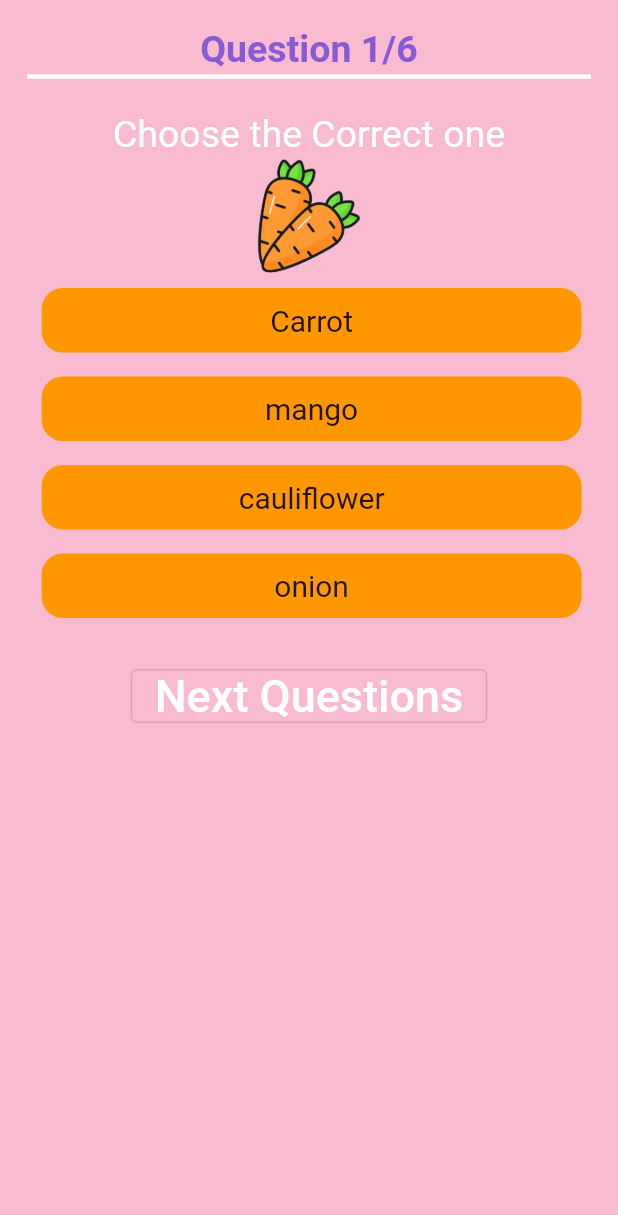
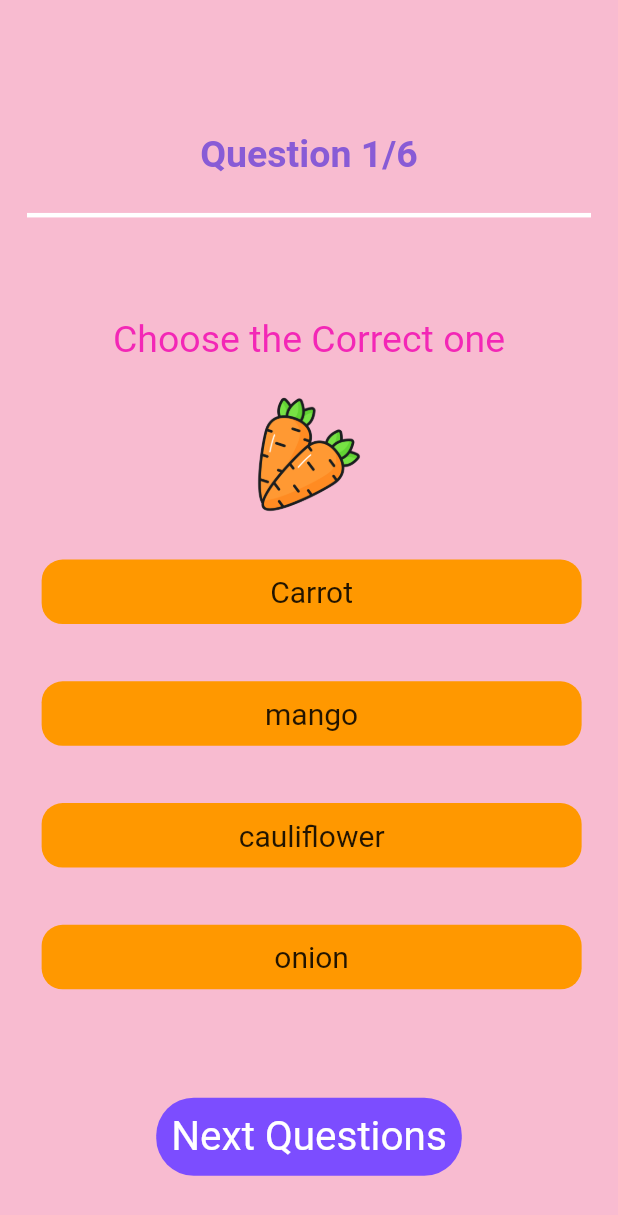
Before and after one commit to sovaamahato/kido_learn, a Flutter app: the screen it shows after launch, on a phone screen of 412 x 824 dp. Shown: the top 1215 px of the screen. Run offline on Flutter 3.47's test engine with Material 2 defaults, Android fonts, the phone set to English and light mode, and no system bars; our stand-ins replace confetti, google_fonts, lottie; Roboto replaces fonts that are missing (Actor).

Commit message:
working on ui of screen 1

```diff
--- a/lib/screen/level_1_screen.dart
+++ b/lib/screen/level_1_screen.dart
@@ -28,8 +28,9 @@ class _Level1ScreenState extends State<Level1Screen> {
   @override
   Widget build(BuildContext context) {
     return Scaffold(
-        backgroundColor:Colors.pink[100],
-        body: Padding(
+        backgroundColor: Colors.pink[100],
+        body: Center(
+          child: Padding(
               padding: const EdgeInsets.all(18),
               child: PageView.builder(
                 physics: const NeverScrollableScrollPhysics(),
@@ -42,7 +43,11 @@ class _Level1ScreenState extends State<Level1Screen> {
                 itemCount: questions.length,
                 itemBuilder: (context, index) {
                   return Column(
+
+                    mainAxisAlignment: MainAxisAlignment.spaceEvenly,
                     children: [
+
+                      const SizedBox(height: 26,),
                       Text(
                         "Question ${index + 1}/${questions.length}",
                         style: GoogleFonts.actor(
@@ -62,7 +67,7 @@ class _Level1ScreenState extends State<Level1Screen> {
 
                       const Text(
                         "Choose the Correct one",
-                      style: TextStyle(fontSize: 25,color: Colors.white),
+                        style: TextStyle(fontSize: 25, color: Color.fromARGB(255, 243, 39, 182)),
                       ),
                       //question
                       Image.asset(
@@ -76,7 +81,6 @@ class _Level1ScreenState extends State<Level1Screen> {
                             isPressed
                                 ? () {}
                                 : () {
-
                                     setState(() {
                                       isPressed = true;
                                     });
@@ -104,8 +108,8 @@ class _Level1ScreenState extends State<Level1Screen> {
                         height: 20,
                       ),
 
-                    OutlinedButton(
-                        onPressed: isPressed
+                      GestureDetector(
+                        onTap: isPressed
                             ? index + 1 == questions.length
                                 ? () {
                                     setState(() {
@@ -121,16 +125,26 @@ class _Level1ScreenState extends State<Level1Screen> {
                                         curve: Curves.bounceIn);
                                   }
                             : null,
+                        child: Container(
+                          decoration: BoxDecoration(
+                              borderRadius: BorderRadius.circular(25),
+                              color: Colors.deepPurpleAccent,),
+                          child: Padding(
+                            padding: const EdgeInsets.all(10.0),
                             child: Text(
                               index + 1 == questions.length
                                   ? "See Results"
                                   : "Next Questions",
                               style: const TextStyle(
-                              fontSize: 30, color: Colors.white),
-                        ))
+                                  fontSize: 27, color: Colors.white),
+                            ),
+                          ),
+                        ),
+                      )
                     ],
                   );
                 },
-            )));
+              )),
+        ));
   }
 }
```
Also changed, not shown: lib/components/result.dart (+16 -14 lines). Lines whose indentation alone changed are shown as unchanged.
